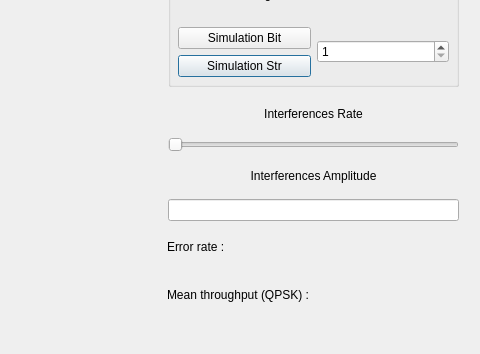
This is gui.ui in Vskilet/UMTS-Multiplexing as Qt 5 draws it before an edit; both pictures show x 482 to 962 and y 224 to 578 of the 962 by 578 pixel window. The edited form follows.
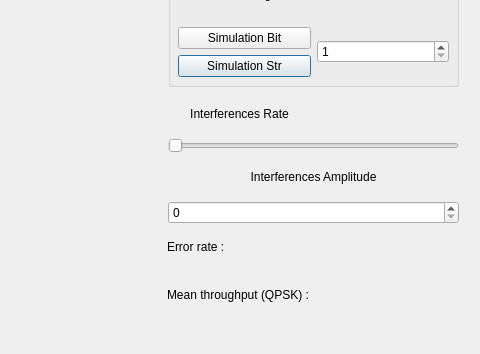
This is the edited form.

Commit message: replace input by spinbox and add visual on amplitude rate

Diff of the .ui file:
```diff
--- a/gui.ui
+++ b/gui.ui
@@ -120,11 +120,13 @@
      <x>650</x>
      <y>320</y>
      <width>291</width>
-     <height>125</height>
+     <height>128</height>
     </rect>
    </property>
    <layout class="QVBoxLayout" name="verticalLayout">
     <item>
+     <layout class="QGridLayout" name="gridLayout_3">
+      <item row="1" column="0">
      <widget class="QLabel" name="LabelInterferencesRate">
       <property name="layoutDirection">
        <enum>Qt::LeftToRight</enum>
@@ -137,6 +139,15 @@
       </property>
      </widget>
     </item>
+      <item row="1" column="1">
+       <widget class="QLabel" name="LabelTextInterferencesRate">
+        <property name="text">
+         <string/>
+        </property>
+       </widget>
+      </item>
+     </layout>
+    </item>
     <item>
      <widget class="QSlider" name="SliderInterferencesRate">
       <property name="orientation">
@@ -155,17 +166,7 @@
      </widget>
     </item>
     <item>
-     <widget class="QLineEdit" name="LineEditInterferencesAmplitude">
-      <property name="inputMethodHints">
-       <set>Qt::ImhDigitsOnly</set>
-      </property>
-      <property name="text">
-       <string/>
-      </property>
-      <property name="clearButtonEnabled">
-       <bool>false</bool>
-      </property>
-     </widget>
+     <widget class="QSpinBox" name="SpinInterferencesAmplitude"/>
     </item>
    </layout>
   </widget>
```
Lines whose indentation alone changed are shown as unchanged.
